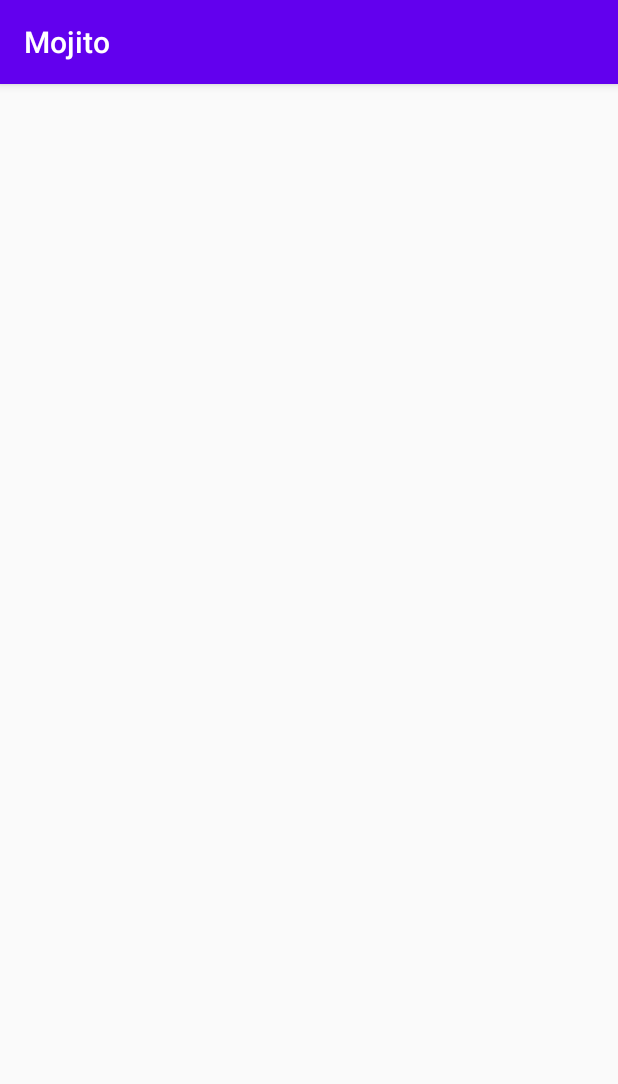
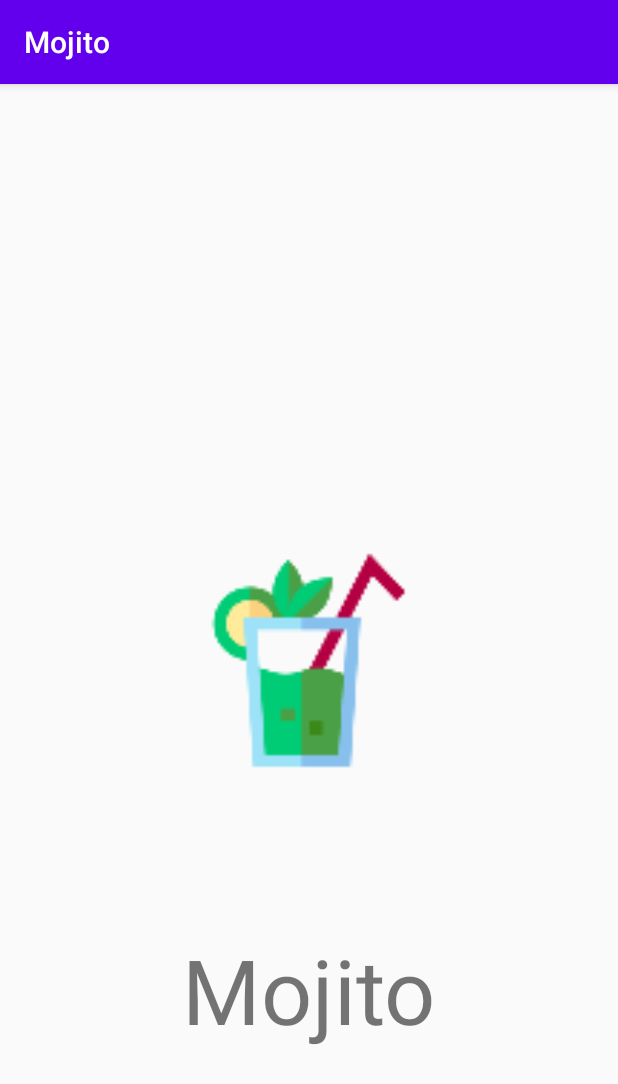
Before and after one commit to MarijnOomensAvans/mojito-android, an Android app: the first screen one second after launch (MainActivity before the commit, SplashScreenActivity after it), on a phone screen of 412 x 824 dp. Shown: the top 1084 px of the screen. Run offline under Robolectric (Android 15) with nearby library versions, the light colour scheme and no system bars.

Commit message:
:sparkles: Splash screen )))))

```diff
--- a/mojito/app/src/main/AndroidManifest.xml
+++ b/mojito/app/src/main/AndroidManifest.xml
@@ -11,13 +11,16 @@
         android:roundIcon="@mipmap/ic_launcher_round"
         android:supportsRtl="true"
         android:theme="@style/AppTheme">
-        <activity android:name=".MainActivity">
+        <activity android:name=".SplashScreenActivity">
             <intent-filter>
                 <action android:name="android.intent.action.MAIN" />
 
                 <category android:name="android.intent.category.LAUNCHER" />
             </intent-filter>
         </activity>
+        <activity android:name=".MainActivity">
+
+        </activity>
     </application>
 
 </manifest>
--- /dev/null
+++ b/mojito/app/src/main/java/com/example/mojito/SplashScreenActivity.java
@@ -0,0 +1,27 @@
+package com.example.mojito;
+
+import androidx.appcompat.app.AppCompatActivity;
+
+import android.content.Intent;
+import android.os.Bundle;
+import android.os.Handler;
+
+public class SplashScreenActivity extends AppCompatActivity {
+
+    private final int SPLASH_DISPLAY_LENGTH = 1000;
+
+    @Override
+    protected void onCreate(Bundle savedInstanceState) {
+        super.onCreate(savedInstanceState);
+        setContentView(R.layout.activity_splash_screen);
+
+        new Handler().postDelayed(new Runnable() {
+            @Override
+            public void run() {
+                Intent mainIntent = new Intent(SplashScreenActivity.this, MainActivity.class);
+                SplashScreenActivity.this.startActivity(mainIntent);
+                SplashScreenActivity.this.finish();
+            }
+        }, SPLASH_DISPLAY_LENGTH);
+    }
+}
--- /dev/null
+++ b/mojito/app/src/main/res/layout/activity_splash_screen.xml
@@ -0,0 +1,40 @@
+<?xml version="1.0" encoding="utf-8"?>
+<androidx.constraintlayout.widget.ConstraintLayout
+    xmlns:android="http://schemas.android.com/apk/res/android"
+    xmlns:app="http://schemas.android.com/apk/res-auto"
+    xmlns:tools="http://schemas.android.com/tools"
+    android:layout_width="match_parent"
+    android:layout_height="match_parent"
+    android:id="@+id/activity_splash_screen">
+
+    <ImageView
+        android:id="@+id/imageView"
+        android:layout_width="310dp"
+        android:layout_height="310dp"
+        android:contentDescription="@string/application_logo"
+        app:layout_constraintBottom_toBottomOf="parent"
+        app:layout_constraintEnd_toEndOf="parent"
+        app:layout_constraintStart_toStartOf="parent"
+        app:layout_constraintTop_toTopOf="parent"
+        app:srcCompat="@mipmap/ic_launcher_foreground"
+        tools:ignore="VectorDrawableCompat" />
+
+    <TextView
+        android:id="@+id/textView"
+        android:layout_width="wrap_content"
+        android:layout_height="wrap_content"
+        android:layout_marginTop="24dp"
+        android:layout_marginBottom="167dp"
+        android:gravity="center"
+        android:text="@string/app_name"
+        android:textSize="60sp"
+        android:textStyle="bold"
+        android:typeface="normal"
+        app:fontFamily="sans-serif-thin"
+        app:layout_constraintBottom_toBottomOf="parent"
+        app:layout_constraintEnd_toEndOf="parent"
+        app:layout_constraintHorizontal_bias="0.497"
+        app:layout_constraintStart_toStartOf="parent"
+        app:layout_constraintTop_toBottomOf="@+id/imageView"
+        app:layout_constraintVertical_bias="0.0" />
+</androidx.constraintlayout.widget.ConstraintLayout>
--- a/mojito/app/src/main/res/values/strings.xml
+++ b/mojito/app/src/main/res/values/strings.xml
@@ -1,3 +1,4 @@
 <resources>
     <string name="app_name">Mojito</string>
+    <string name="application_logo">Application logo</string>
 </resources>
```
